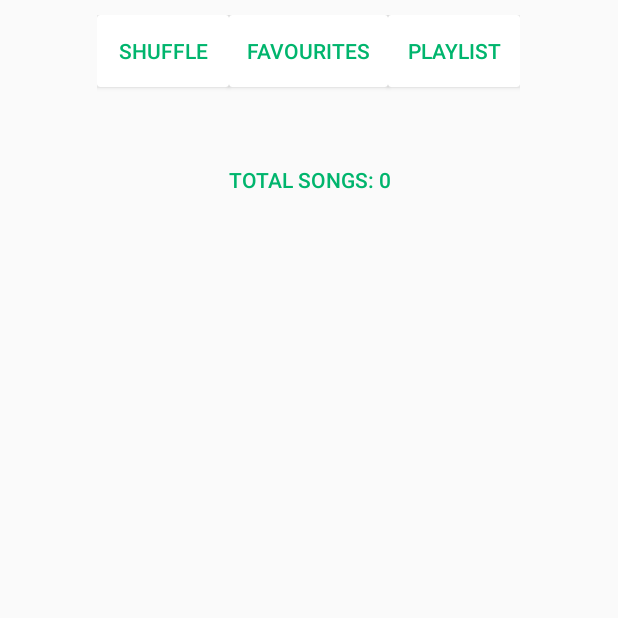
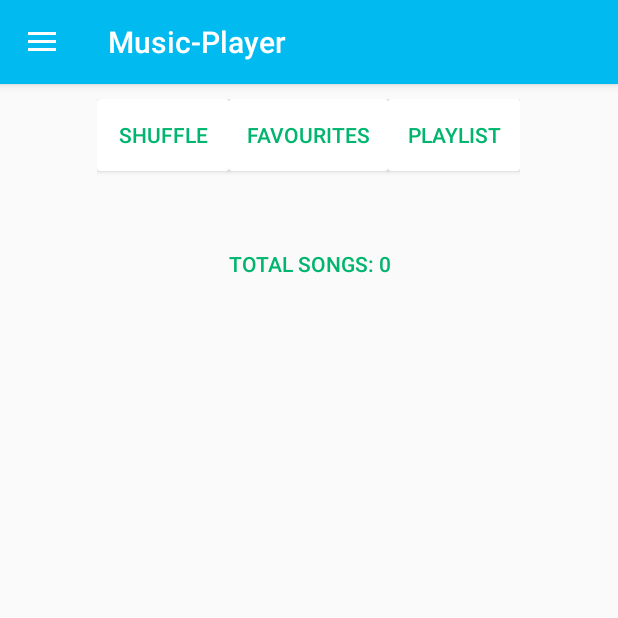
Before and after one commit to ctoloza-dev/Music-Player, an Android app: the MainActivity screen opened directly, with no data from a screen before it, on a phone screen of 412 x 824 dp, the top half of it. Run offline under Robolectric (Android 15) with nearby library versions, the light colour scheme and no system bars; our stand-ins replace data binding; libraries missing offline, so code that uses them is left out: cn.pedant; 1 statement that could not run was skipped.

Commit message:
Addes logic to check permisions, minimal changes in string values imnimal changes in main view creation of menudrawer TOOD -> finish drawer

```diff
--- a/app/src/main/AndroidManifest.xml
+++ b/app/src/main/AndroidManifest.xml
@@ -3,10 +3,9 @@
     xmlns:tools="http://schemas.android.com/tools"
     package="com.music_player">
 
-    <uses-permission
-        android:name="android.permission.MANAGE_EXTERNAL_STORAGE"
-        tools:ignore="ScopedStorage" />
-    <uses-permission android:name="android.permission.INTERNET"/>
+    <uses-permission android:name="android.permission.READ_EXTERNAL_STORAGE" />
+    <uses-permission android:name="android.permission.INTERNET" />
+
 
     <application
         android:allowBackup="true"
--- a/app/src/main/java/com/music_player/Splash.kt
+++ b/app/src/main/java/com/music_player/Splash.kt
@@ -7,14 +7,20 @@ import androidx.appcompat.app.AppCompatActivity
 import com.airbnb.lottie.LottieAnimationView
 import com.music_player.activities.MainActivity
 
+
 lateinit var animation: LottieAnimationView
 
 class Splash : AppCompatActivity() {
+    private val secs: Long = 2
     override fun onCreate(savedInstanceState: Bundle?) {
         super.onCreate(savedInstanceState)
         setContentView(R.layout.activity_splash)
         animation = findViewById(R.id.animation)
-        val secs: Long = 2
+    }
+
+    override fun onResume() {
+        super.onResume()
+
         Handler().postDelayed({
             startActivity(Intent(this@Splash, MainActivity::class.java))
         }, (secs * 1000))
--- a/app/src/main/java/com/music_player/activities/MainActivity.kt
+++ b/app/src/main/java/com/music_player/activities/MainActivity.kt
@@ -2,9 +2,12 @@ package com.music_player.activities
 
 import android.content.Intent
 import android.os.Bundle
+import android.view.MenuItem
 import android.view.View
+import androidx.appcompat.app.ActionBarDrawerToggle
 import androidx.appcompat.app.AppCompatActivity
 import androidx.databinding.DataBindingUtil
+import androidx.drawerlayout.widget.DrawerLayout
 import androidx.recyclerview.widget.LinearLayoutManager
 import androidx.recyclerview.widget.RecyclerView
 import com.music_player.R
@@ -17,14 +20,28 @@ import com.music_player.utils.PermissionStatus
 
 class MainActivity : AppCompatActivity() {
     private var totalSongs = 0
-    private var binding: ActivityMainBinding? = null
+    private lateinit var binding: ActivityMainBinding
+    private lateinit var toggle: ActionBarDrawerToggle
 
     override fun onCreate(savedInstanceState: Bundle?) {
         super.onCreate(savedInstanceState)
+        binding = DataBindingUtil.setContentView(this, R.layout.activity_main)
+        toggle = ActionBarDrawerToggle(
+            this,
+            binding.root as DrawerLayout?,
+            R.string.open,
+            R.string.close
+        )
+        (binding.root as DrawerLayout).addDrawerListener(toggle)
+        toggle.syncState()
+        supportActionBar?.setDisplayHomeAsUpEnabled(true)
+        initOptions()
+        binding.total = totalSongs
+    }
+
+    override fun onResume() {
+        super.onResume()
         requestRuntimePerms()
-        binding = DataBindingUtil.setContentView(this, R.layout.activity_main)
-        initOptions()
-        binding!!.total = totalSongs
     }
 
     private fun initOptions() {
@@ -66,10 +83,21 @@ class MainActivity : AppCompatActivity() {
     }
 
     private fun requestRuntimePerms() {
-        val permissionStatus = PermissionStatus(this)
+        val permissionStatus = PermissionStatus(this@MainActivity)
         if (!permissionStatus.validatePermissions()) {
             permissionStatus.confirmPermissionMsg()
             return
         }
     }
+
+    override fun onBackPressed() {
+        //commented to avoid go to splash view
+    }
+
+    override fun onOptionsItemSelected(item: MenuItem): Boolean {
+        if (toggle.onOptionsItemSelected(item)) {
+            return true
+        }
+        return super.onOptionsItemSelected(item)
+    }
 }
--- a/app/src/main/java/com/music_player/activities/PermissionStatus.kt
+++ b/app/src/main/java/com/music_player/utils/PermissionStatus.kt
@@ -1,6 +1,6 @@
 package com.music_player.utils
 
-import android.Manifest.permission
+import android.Manifest.permission.*
 import android.app.Activity
 import android.content.Context
 import android.content.Intent
@@ -15,8 +15,8 @@ open class PermissionStatus(var context: Context) {
     private var activity: Activity = context as Activity
     private var utils = UtilitiesImpl(context)
     private var permits = arrayOf(
-        permission.WRITE_EXTERNAL_STORAGE,
-        permission.INTERNET
+        READ_EXTERNAL_STORAGE,
+        INTERNET
     )
 
 
@@ -42,7 +42,7 @@ open class PermissionStatus(var context: Context) {
      * return true si no se marca
      * return false si se marca
      */
-    fun validatePermissionsMsg(): Boolean {
+    private fun validatePermissionsMsg(): Boolean {
         if (Build.VERSION.SDK_INT >= Build.VERSION_CODES.M) {
             for (idPermission in permits) {
                 if (!activity.shouldShowRequestPermissionRationale(idPermission)) {
--- a/app/src/main/res/layout/activity_main.xml
+++ b/app/src/main/res/layout/activity_main.xml
@@ -1,5 +1,5 @@
 <?xml version="1.0" encoding="utf-8"?>
-<layout>
+<layout xmlns:app="http://schemas.android.com/apk/res-auto">
 
     <data>
 
@@ -8,13 +8,18 @@
             type="Integer" />
     </data>
 
-    <LinearLayout xmlns:android="http://schemas.android.com/apk/res/android"
+    <androidx.drawerlayout.widget.DrawerLayout xmlns:android="http://schemas.android.com/apk/res/android"
         xmlns:tools="http://schemas.android.com/tools"
         android:layout_width="match_parent"
         android:layout_height="match_parent"
-        android:orientation="vertical"
-        tools:context=".activities.MainActivity">
+        android:fitsSystemWindows="true"
+        tools:context=".activities.MainActivity"
+        tools:openDrawer="start">
 
+        <LinearLayout
+            android:layout_width="match_parent"
+            android:layout_height="match_parent"
+            android:orientation="vertical">
 
             <androidx.recyclerview.widget.RecyclerView
                 android:id="@+id/opts"
@@ -40,6 +45,14 @@
                     android:layout_width="match_parent"
                     android:layout_height="match_parent" />
             </LinearLayout>
+        </LinearLayout>
 
-    </LinearLayout>
+        <com.google.android.material.navigation.NavigationView
+            android:layout_width="wrap_content"
+            android:layout_height="match_parent"
+            android:layout_gravity="start"
+            android:fitsSystemWindows="true"
+            app:headerLayout="@layout/nav_header"
+            app:menu="@menu/nav_menu"/>
+    </androidx.drawerlayout.widget.DrawerLayout>
 </layout>
--- /dev/null
+++ b/app/src/main/res/layout/nav_header.xml
@@ -0,0 +1,9 @@
+<?xml version="1.0" encoding="utf-8"?>
+<LinearLayout xmlns:android="http://schemas.android.com/apk/res/android"
+    android:layout_width="match_parent"
+    android:layout_height="170dp"
+    android:background="?primary"
+    android:padding="16dp">
+
+
+</LinearLayout>
--- /dev/null
+++ b/app/src/main/res/menu/nav_menu.xml
@@ -0,0 +1,15 @@
+<?xml version="1.0" encoding="utf-8"?>
+<menu xmlns:android="http://schemas.android.com/apk/res/android">
+    <item
+        android:id="@+id/item1"
+        android:title="item1" />
+    <item
+        android:id="@+id/ite2"
+        android:title="item2" />
+    <item
+        android:id="@+id/item3"
+        android:title="item3" />
+    <item
+        android:id="@+id/item4"
+        android:title="item4" />
+</menu>
--- a/app/src/main/res/values-night/themes.xml
+++ b/app/src/main/res/values-night/themes.xml
@@ -1,6 +1,6 @@
 <resources xmlns:tools="http://schemas.android.com/tools">
     <!-- Base application theme. -->
-    <style name="Theme.MusicPlayer" parent="Theme.MaterialComponents.DayNight.NoActionBar.Bridge">
+    <style name="Theme.MusicPlayer" parent="Theme.MaterialComponents.DayNight.DarkActionBar.Bridge">
         <!-- Primary brand color. -->
         <item name="colorPrimary">@color/colorPrimaryDark</item>
         <item name="colorPrimaryVariant">@color/colorPrimaryDark</item>
--- a/app/src/main/res/values/strings.xml
+++ b/app/src/main/res/values/strings.xml
@@ -23,4 +23,6 @@
     <string name="equalizer">Equalizer</string>
     <string name="timer">Timer</string>
     <string name="share">Share</string>
+    <string name="open">Open</string>
+    <string name="close">Close</string>
 </resources>
--- a/app/src/main/res/values/themes.xml
+++ b/app/src/main/res/values/themes.xml
@@ -1,6 +1,6 @@
 <resources xmlns:tools="http://schemas.android.com/tools">
     <!-- Base application theme. -->
-    <style name="Theme.MusicPlayer" parent="Theme.MaterialComponents.DayNight.NoActionBar.Bridge">
+    <style name="Theme.MusicPlayer" parent="Theme.MaterialComponents.DayNight.DarkActionBar.Bridge">
         <!-- Primary brand color. -->
         <item name="colorPrimary">@color/colorPrimary</item>
         <item name="colorPrimaryVariant">@color/colorPrimary</item>
```
Also changed, not shown: 1 other file. Lines whose indentation alone changed are shown as unchanged.
